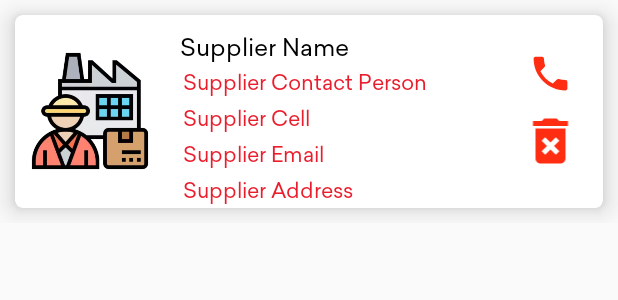
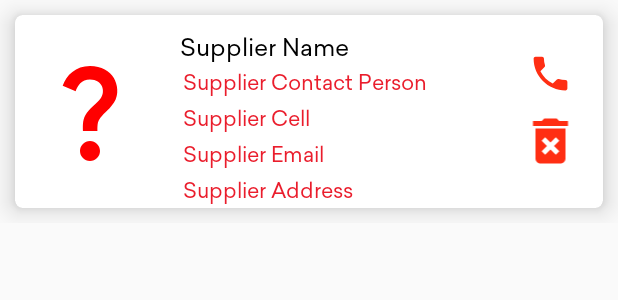
Before and after one commit to eby8zevin/Android-PointOfSale, an Android app: the layout supplier_item.xml on its own in the app's theme, with its tools: preview values and no code run, on a phone screen of 412 x 824 dp. Shown: the top 300 px of the screen. Run offline under Robolectric (Android 15) with nearby library versions, the phone set to English and light mode, and no system bars.

Commit message:
change Icon

```diff
--- a/app/src/main/res/layout/supplier_item.xml
+++ b/app/src/main/res/layout/supplier_item.xml
@@ -40,7 +40,7 @@
                     android:contentDescription="@string/suppliers"
                     android:padding="10dp"
                     android:scaleType="centerCrop"
-                    app:srcCompat="@drawable/supplier"
+                    app:srcCompat="@drawable/ic_question"
                     tools:ignore="InefficientWeight" />
             </LinearLayout>
 
```
